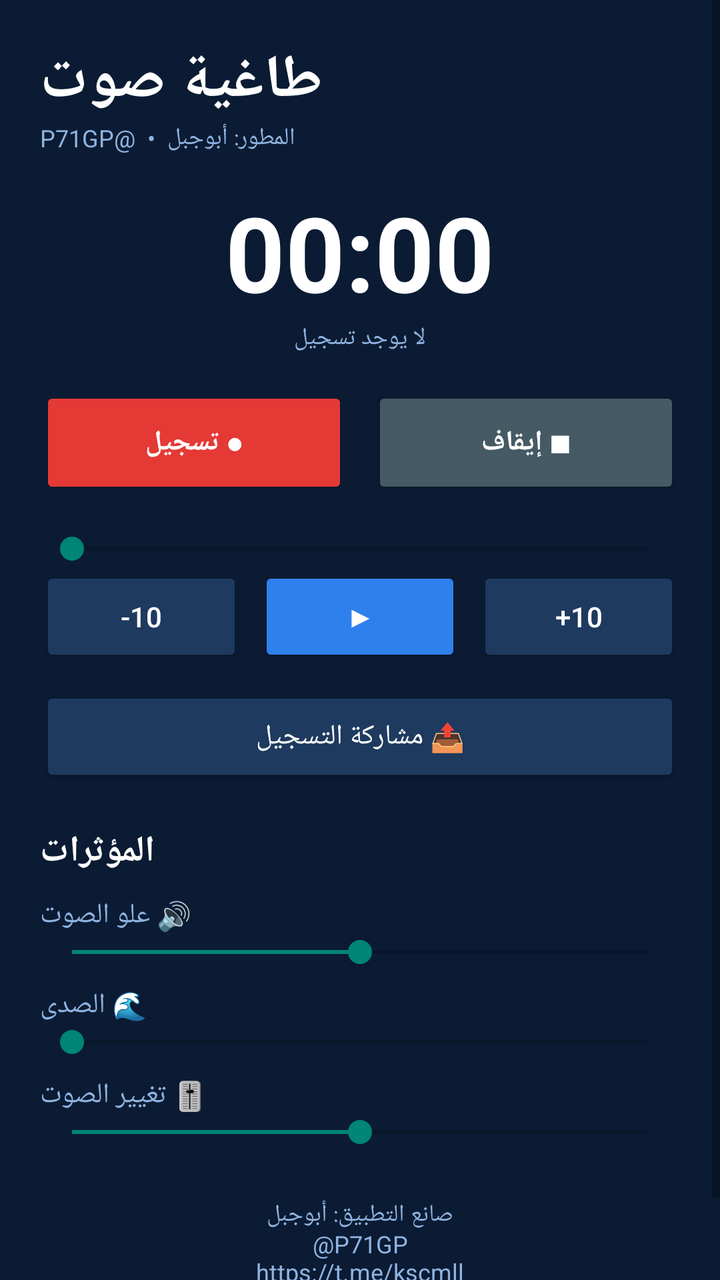
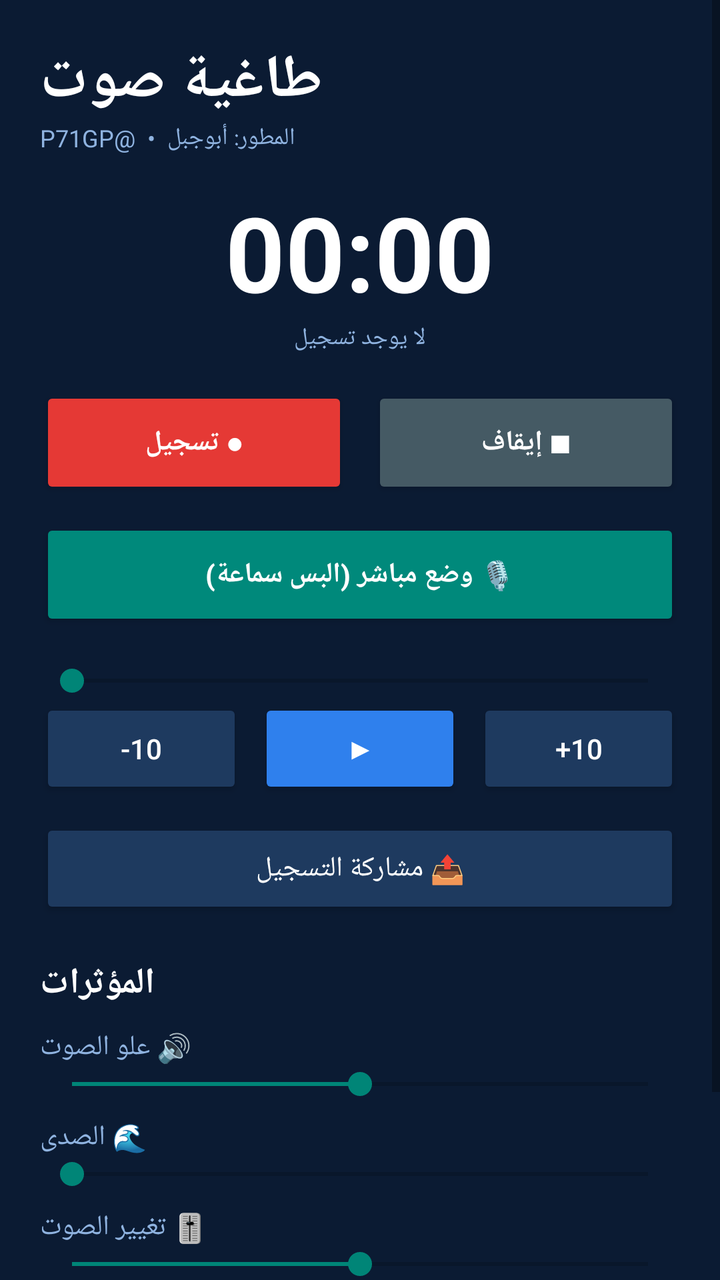

Two renders of the same Android screen: before a commit and after it. Below are the layout's source before the change and the commit's diff.
<!-- AndroidManifest.xml: application theme Theme.AppCompat.Light.NoActionBar -->
<!-- res/layout/activity_main.xml -->
<?xml version="1.0" encoding="utf-8"?>
<ScrollView xmlns:android="http://schemas.android.com/apk/res/android"
    android:layout_width="match_parent"
    android:layout_height="match_parent"
    android:background="#0B1B33">

    <LinearLayout
        android:layout_width="match_parent"
        android:layout_height="wrap_content"
        android:orientation="vertical"
        android:padding="20dp">

        <TextView
            android:layout_width="wrap_content"
            android:layout_height="wrap_content"
            android:text="طاغية صوت"
            android:textColor="#FFFFFF"
            android:textSize="30sp"
            android:textStyle="bold"/>

        <TextView
            android:layout_width="wrap_content"
            android:layout_height="wrap_content"
            android:text="المطور: أبوجبل  •  @P71GP"
            android:textColor="#8FB3E0"
            android:textSize="12sp"
            android:paddingBottom="14dp"/>

        <TextView
            android:id="@+id/tvTimer"
            android:layout_width="match_parent"
            android:layout_height="wrap_content"
            android:text="00:00"
            android:textColor="#FFFFFF"
            android:textSize="52sp"
            android:textStyle="bold"
            android:gravity="center"/>

        <TextView
            android:id="@+id/tvFile"
            android:layout_width="match_parent"
            android:layout_height="wrap_content"
            android:text="لا يوجد تسجيل"
            android:textColor="#8FB3E0"
            android:textSize="12sp"
            android:gravity="center"
            android:paddingBottom="16dp"/>

        <LinearLayout
            android:layout_width="match_parent"
            android:layout_height="wrap_content"
            android:orientation="horizontal">
            <Button
                android:id="@+id/btnRecord"
                android:layout_width="0dp"
                android:layout_weight="1"
                android:layout_height="56dp"
                android:layout_marginEnd="6dp"
                android:backgroundTint="#E53935"
                android:textColor="#FFFFFF"
                android:textStyle="bold"
                android:text="● تسجيل"/>
            <Button
                android:id="@+id/btnStop"
                android:layout_width="0dp"
                android:layout_weight="1"
                android:layout_height="56dp"
                android:layout_marginStart="6dp"
                android:backgroundTint="#455A64"
                android:textColor="#FFFFFF"
                android:textStyle="bold"
                android:text="■ إيقاف"/>
        </LinearLayout>

        <SeekBar
            android:id="@+id/seek"
            android:layout_width="match_parent"
            android:layout_height="wrap_content"
            android:paddingTop="16dp"/>

        <LinearLayout
            android:layout_width="match_parent"
            android:layout_height="wrap_content"
            android:orientation="horizontal">
            <Button
                android:id="@+id/btnBack"
                android:layout_width="0dp"
                android:layout_weight="1"
                android:layout_height="50dp"
                android:layout_marginEnd="4dp"
                android:backgroundTint="#1E3A5F"
                android:textColor="#FFFFFF"
                android:text="-10"/>
            <Button
                android:id="@+id/btnPlay"
                android:layout_width="0dp"
                android:layout_weight="1"
                android:layout_height="50dp"
                android:layout_marginStart="4dp"
                android:layout_marginEnd="4dp"
                android:backgroundTint="#2F80ED"
                android:textColor="#FFFFFF"
                android:textStyle="bold"
                android:text="▶"/>
            <Button
                android:id="@+id/btnForward"
                android:layout_width="0dp"
                android:layout_weight="1"
                android:layout_height="50dp"
                android:layout_marginStart="4dp"
                android:backgroundTint="#1E3A5F"
                android:textColor="#FFFFFF"
                android:text="+10"/>
        </LinearLayout>

        <Button
            android:id="@+id/btnShare"
            android:layout_width="match_parent"
            android:layout_height="50dp"
            android:layout_marginTop="10dp"
            android:backgroundTint="#1E3A5F"
            android:textColor="#FFFFFF"
            android:text="📤 مشاركة التسجيل"/>

        <TextView
            android:layout_width="wrap_content"
            android:layout_height="wrap_content"
            android:text="المؤثرات"
            android:textColor="#FFFFFF"
            android:textStyle="bold"
            android:textSize="18sp"
            android:paddingTop="20dp"/>

        <TextView
            android:layout_width="wrap_content"
            android:layout_height="wrap_content"
            android:text="🔊 علو الصوت"
            android:textColor="#8FB3E0"
            android:paddingTop="10dp"/>
        <SeekBar
            android:id="@+id/sbVolume"
            android:layout_width="match_parent"
            android:layout_height="wrap_content"
            android:max="100"
            android:progress="50"/>

        <TextView
            android:layout_width="wrap_content"
            android:layout_height="wrap_content"
            android:text="🌊 الصدى"
            android:textColor="#8FB3E0"
            android:paddingTop="8dp"/>
        <SeekBar
            android:id="@+id/sbEcho"
            android:layout_width="match_parent"
            android:layout_height="wrap_content"
            android:max="100"
            android:progress="0"/>

        <TextView
            android:layout_width="wrap_content"
            android:layout_height="wrap_content"
            android:text="🎚️ تغيير الصوت"
            android:textColor="#8FB3E0"
            android:paddingTop="8dp"/>
        <SeekBar
            android:id="@+id/sbPitch"
            android:layout_width="match_parent"
            android:layout_height="wrap_content"
            android:max="100"
            android:progress="50"/>

        <TextView
            android:layout_width="match_parent"
            android:layout_height="wrap_content"
            android:text="صانع التطبيق: أبوجبل\n@P71GP\nhttps://t.me/kscmll"
            android:textColor="#8FB3E0"
            android:textSize="12sp"
            android:gravity="center"
            android:paddingTop="24dp"
            android:paddingBottom="20dp"/>
    </LinearLayout>
</ScrollView>
<!-- resources referenced by this layout -->
<resources>

</resources>

<!-- the commit's change to res/layout/activity_main.xml (unified diff, before → after) -->
@@ -71,6 +71,16 @@
                 android:textStyle="bold"
                 android:text="■ إيقاف"/>
         </LinearLayout>
+
+        <Button
+            android:id="@+id/btnLive"
+            android:layout_width="match_parent"
+            android:layout_height="56dp"
+            android:layout_marginTop="10dp"
+            android:backgroundTint="#00897B"
+            android:textColor="#FFFFFF"
+            android:textStyle="bold"
+            android:text="🎙️ وضع مباشر (البس سماعة)"/>
 
         <SeekBar
             android:id="@+id/seek"
